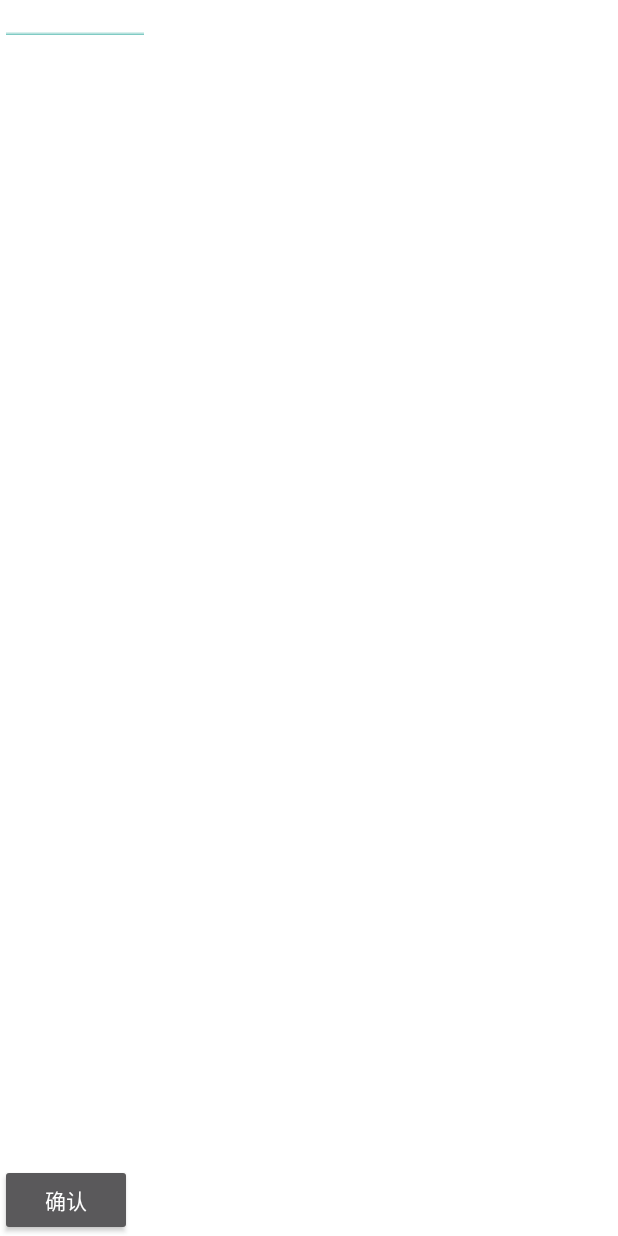
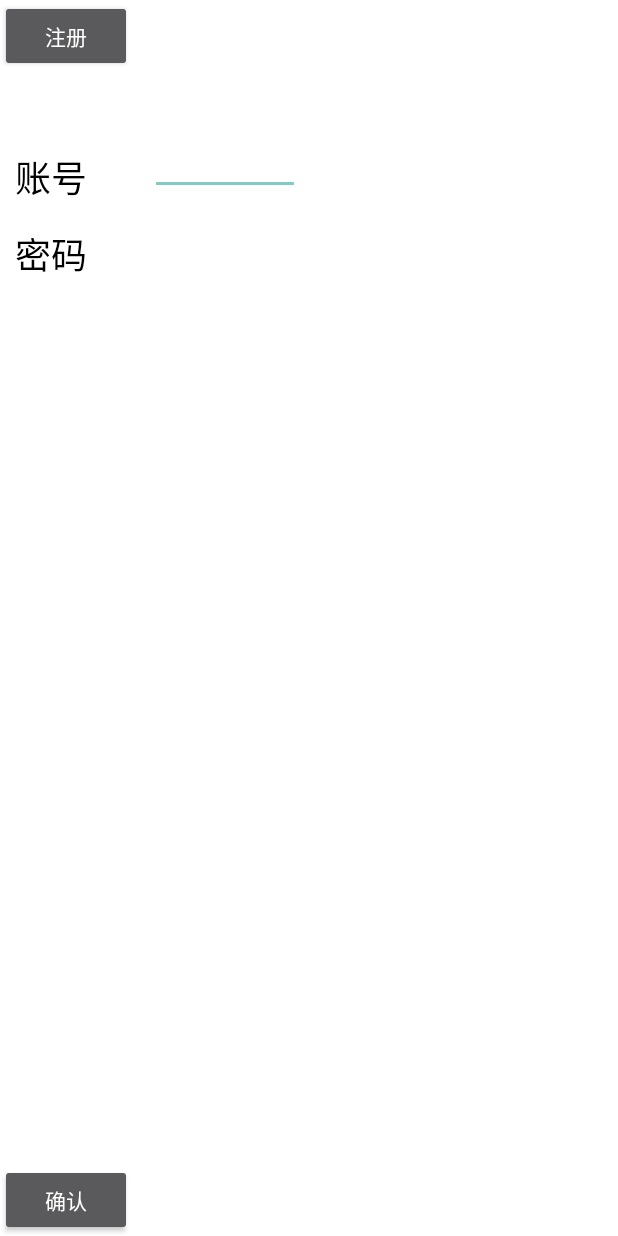
Before and after one commit to luisfly/WorkBaiduMap, an Android app: the LoginActivity screen opened directly, with no data from a screen before it, on a phone screen of 412 x 824 dp. Run offline under Robolectric (Android 15) with nearby library versions, the phone set to English and light mode, and no system bars.

Commit message:
10.30 新任务开始

```diff
--- a/app/src/main/java/com/example/workbaidumap/MainActivity.java
+++ b/app/src/main/java/com/example/workbaidumap/MainActivity.java
@@ -182,6 +182,11 @@ public class MainActivity extends AppCompatActivity {
                     break;
                     case R.id.shop: {
                         Intent intent = new Intent(MainActivity.this, WebShopActivity.class);
+                        startActivity(intent);
+                    }
+                    break;
+                    case R.id.originLoc: {
+                        Intent intent = new Intent(MainActivity.this, NotAPILocationActivity.class);
                         startActivity(intent);
                     }
                     break;
--- a/app/src/main/java/com/example/workbaidumap/WebShopActivity.java
+++ b/app/src/main/java/com/example/workbaidumap/WebShopActivity.java
@@ -9,6 +9,8 @@ import androidx.appcompat.app.AppCompatActivity;
 
 /**
  * 添加 Web 商城展示用的活动
+ * 调用 webview 访问链接
+ * 现存在问题，公司商城网站不支持键盘弹出调整页面，而我访问淘宝是可以的
  */
 public class WebShopActivity extends AppCompatActivity {
     // 连接商场用的webview控件
@@ -23,7 +25,7 @@ public class WebShopActivity extends AppCompatActivity {
         webshop = (WebView) findViewById(R.id.WebShop);
         webshop.setWebViewClient(new WebViewClient());
         webshop.getSettings().setJavaScriptEnabled(true);
-        //webshop.loadUrl("http://wx.gdrzcd.com/");
+        // webshop.loadUrl("http://wx.gdrzcd.com/");
         webshop.loadUrl("https://www.taobao.com/");
 
         /*WebSettings webSettings = webshop.getSettings();
--- /dev/null
+++ b/app/src/main/res/color/change_color.xml
@@ -0,0 +1,5 @@
+<?xml version="1.0" encoding="utf-8"?>
+<selector xmlns:android="http://schemas.android.com/apk/res/android">
+    <item android:color="@color/colorPrimary" android:state_pressed="true"/>
+    <item android:color="@color/colorAccent" />
+</selector>
--- /dev/null
+++ b/app/src/main/res/drawable/bg_color_change.xml
@@ -0,0 +1,5 @@
+<?xml version="1.0" encoding="utf-8"?>
+<selector xmlns:android="http://schemas.android.com/apk/res/android">
+    <item android:drawable="@color/colorAccent" android:state_pressed="true"/>
+    <item android:drawable="@color/colorPrimary" />
+</selector>
--- a/app/src/main/res/layout/activity_login.xml
+++ b/app/src/main/res/layout/activity_login.xml
@@ -12,24 +12,38 @@
         android:id="@+id/susername"
         android:layout_width="wrap_content"
         android:layout_height="wrap_content"
+        android:layout_marginLeft="10dp"
+        android:layout_marginTop="100dp"
+        android:textColor="#000000"
+        android:textSize="24sp"
         android:text="账号" />
 
     <TextView
         android:id="@+id/spassword"
         android:layout_width="wrap_content"
         android:layout_height="wrap_content"
+        android:layout_marginLeft="10dp"
+        android:layout_marginTop="15dp"
+        android:layout_below="@id/susername"
+        android:textColor="#000000"
+        android:textSize="24sp"
         android:text="密码" />
 
     <EditText
         android:id="@+id/username"
         android:layout_width="100dp"
         android:layout_height="30dp"
+        android:layout_marginLeft="100dp"
+        android:layout_marginTop="100dp"
         android:text="用户" />
 
     <EditText
         android:id="@+id/password"
         android:layout_width="100dp"
         android:layout_height="30dp"
+        android:layout_marginLeft="100dp"
+        android:layout_marginTop="15dp"
+        android:layout_below="@+id/username"
         android:text="密码" />
 
     <Button
@@ -39,4 +53,11 @@
         android:layout_alignParentBottom="true"
         android:text="确认" />
 
+    <Button
+        android:id="@+id/sign_up"
+        android:layout_width="wrap_content"
+        android:layout_height="wrap_content"
+        android:text="注册" />
+
+
 </RelativeLayout>
--- a/app/src/main/res/menu/nav_menu.xml
+++ b/app/src/main/res/menu/nav_menu.xml
@@ -19,5 +19,10 @@
             android:id="@+id/shop"
             android:icon="@mipmap/buy"
             android:title="Shop" />
+
+        <item
+            android:id="@+id/originLoc"
+            android:icon="@mipmap/buy"
+            android:title="originLoc" />
     </group>
 </menu>
```
Also changed, not shown: app/src/main/AndroidManifest.xml (+7 -9 lines), app/src/main/java/com/example/workbaidumap/NotAPILocationActivity.java (added, +142 -0 lines), app/src/main/res/drawable/slip_click_background.xml (added, +20 -0 lines), app/src/main/res/layout/activity_not_apilocation.xml (added, +13 -0 lines).
